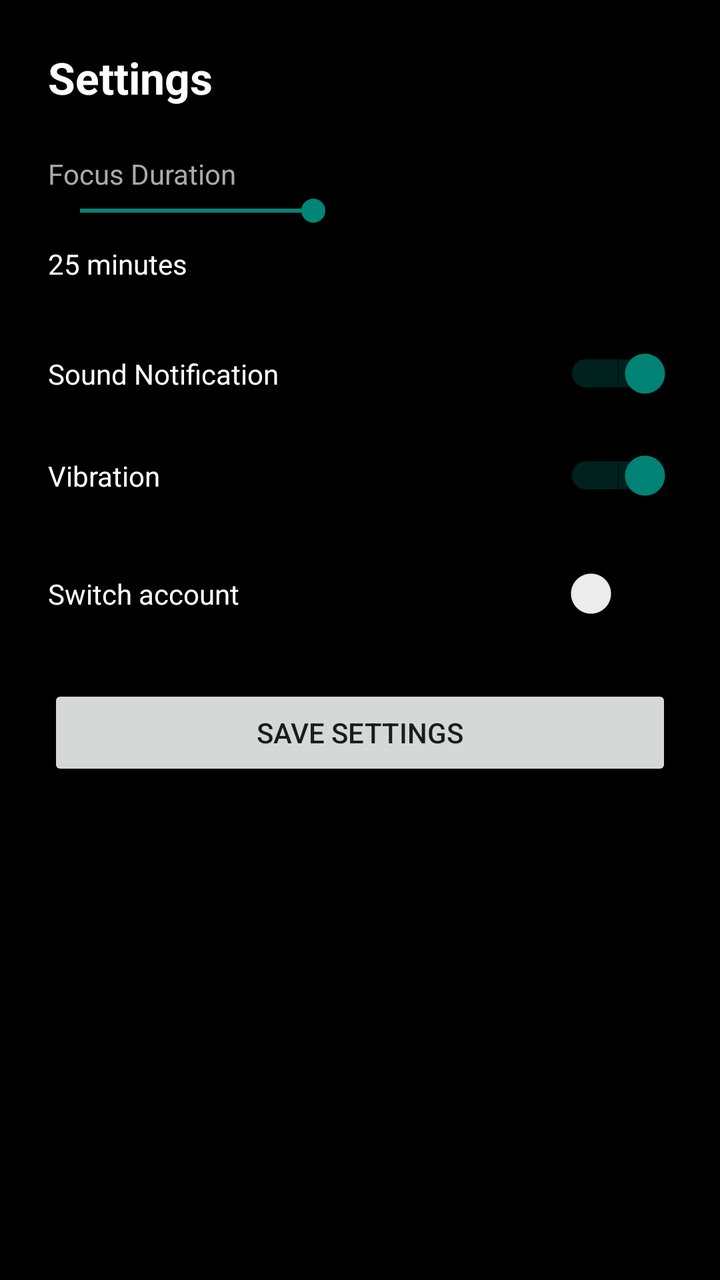
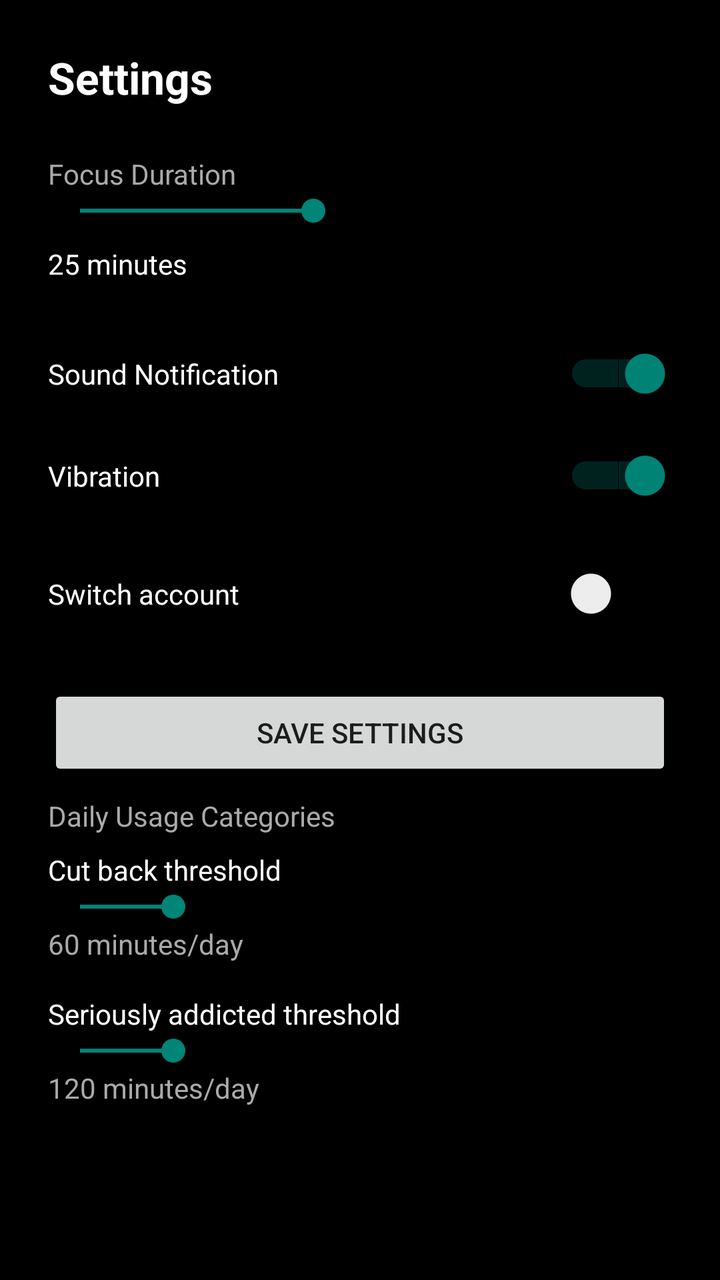

Before-and-after screenshots of an Android layout around one commit, followed by the original layout XML and the change that was made.
<!-- AndroidManifest.xml: application theme Theme.AppCompat.Light.DarkActionBar -->
<!-- res/layout/activity_settings.xml -->
<ScrollView xmlns:android="http://schemas.android.com/apk/res/android"
    android:layout_width="match_parent"
    android:layout_height="match_parent"
    android:background="@android:color/black">

    <LinearLayout
        android:orientation="vertical"
        android:padding="24dp"
        android:layout_width="match_parent"
        android:layout_height="wrap_content">

        
        <TextView
            android:text="Settings"
            android:textSize="22sp"
            android:textStyle="bold"
            android:textColor="@android:color/white"
            android:layout_marginBottom="24dp"
            android:layout_width="wrap_content"
            android:layout_height="wrap_content"/>

        
        <TextView
            android:text="Focus Duration"
            android:textColor="#AAAAAA"
            android:textSize="14sp"
            android:layout_width="wrap_content"
            android:layout_height="wrap_content"/>

        <SeekBar
            android:id="@+id/focusDurationSeek"
            android:max="60"
            android:progress="25"
            android:layout_marginBottom="8dp"
            android:layout_width="match_parent"
            android:layout_height="wrap_content"/>

        <TextView
            android:id="@+id/focusDurationLabel"
            android:text="25 minutes"
            android:textColor="@android:color/white"
            android:layout_marginBottom="32dp"
            android:layout_width="wrap_content"
            android:layout_height="wrap_content"/>

        
        <LinearLayout
            android:orientation="horizontal"
            android:gravity="center_vertical"
            android:layout_marginBottom="24dp"
            android:layout_width="match_parent"
            android:layout_height="wrap_content">

            <TextView
                android:text="Sound Notification"
                android:textColor="@android:color/white"
                android:layout_weight="1"
                android:layout_width="0dp"
                android:layout_height="wrap_content"/>

            <Switch
                android:id="@+id/soundSwitch"
                android:checked="true"
                android:layout_width="wrap_content"
                android:layout_height="wrap_content"/>
        </LinearLayout>

        <LinearLayout
            android:orientation="horizontal"
            android:gravity="center_vertical"
            android:layout_marginBottom="32dp"
            android:layout_width="match_parent"
            android:layout_height="wrap_content">

            <TextView
                android:text="Vibration"
                android:textColor="@android:color/white"
                android:layout_weight="1"
                android:layout_width="0dp"
                android:layout_height="wrap_content"/>

            <Switch
                android:id="@+id/vibrationSwitch"
                android:checked="true"
                android:layout_width="wrap_content"
                android:layout_height="wrap_content"/>
        </LinearLayout>

        <LinearLayout
            android:orientation="horizontal"
            android:gravity="center_vertical"
            android:layout_marginBottom="32dp"
            android:layout_width="match_parent"
            android:layout_height="wrap_content">

            <TextView
                android:text="Switch account"
                android:textColor="@android:color/white"
                android:layout_weight="1"
                android:layout_width="0dp"
                android:layout_height="wrap_content"/>

            <Switch
                android:id="@+id/switchAccount"
                android:checked="false"
                android:layout_width="wrap_content"
                android:layout_height="wrap_content"/>
        </LinearLayout>


        <Button
            android:id="@+id/saveSettingsBtn"
            android:text="Save Settings"
            android:paddingVertical="14dp"
            android:layout_width="match_parent"
            android:layout_height="wrap_content"/>

    </LinearLayout>
</ScrollView>
<!-- resources referenced by this layout -->
<resources>

</resources>

<!-- the commit's change to res/layout/activity_settings.xml (unified diff, before → after) -->
@@ -115,5 +115,57 @@
             android:layout_width="match_parent"
             android:layout_height="wrap_content"/>
 
+        
+        <TextView
+            android:text="Daily Usage Categories"
+            android:textColor="#AAAAAA"
+            android:textSize="14sp"
+            android:layout_marginTop="8dp"
+            android:layout_marginBottom="8dp"
+            android:layout_width="wrap_content"
+            android:layout_height="wrap_content"/>
+
+        <TextView
+            android:text="Cut back threshold"
+            android:textColor="@android:color/white"
+            android:layout_width="wrap_content"
+            android:layout_height="wrap_content"/>
+
+        <SeekBar
+            android:id="@+id/cutBackSeek"
+            android:max="360"
+            android:progress="60"
+            android:layout_width="match_parent"
+            android:layout_height="wrap_content"/>
+
+        <TextView
+            android:id="@+id/cutBackLabel"
+            android:text="60 minutes/day"
+            android:textColor="#AAAAAA"
+            android:layout_marginBottom="16dp"
+            android:layout_width="wrap_content"
+            android:layout_height="wrap_content"/>
+
+        <TextView
+            android:text="Seriously addicted threshold"
+            android:textColor="@android:color/white"
+            android:layout_width="wrap_content"
+            android:layout_height="wrap_content"/>
+
+        <SeekBar
+            android:id="@+id/seriouslyAddictedSeek"
+            android:max="720"
+            android:progress="120"
+            android:layout_width="match_parent"
+            android:layout_height="wrap_content"/>
+
+        <TextView
+            android:id="@+id/seriouslyAddictedLabel"
+            android:text="120 minutes/day"
+            android:textColor="#AAAAAA"
+            android:layout_marginBottom="24dp"
+            android:layout_width="wrap_content"
+            android:layout_height="wrap_content"/>
+
     </LinearLayout>
 </ScrollView>
